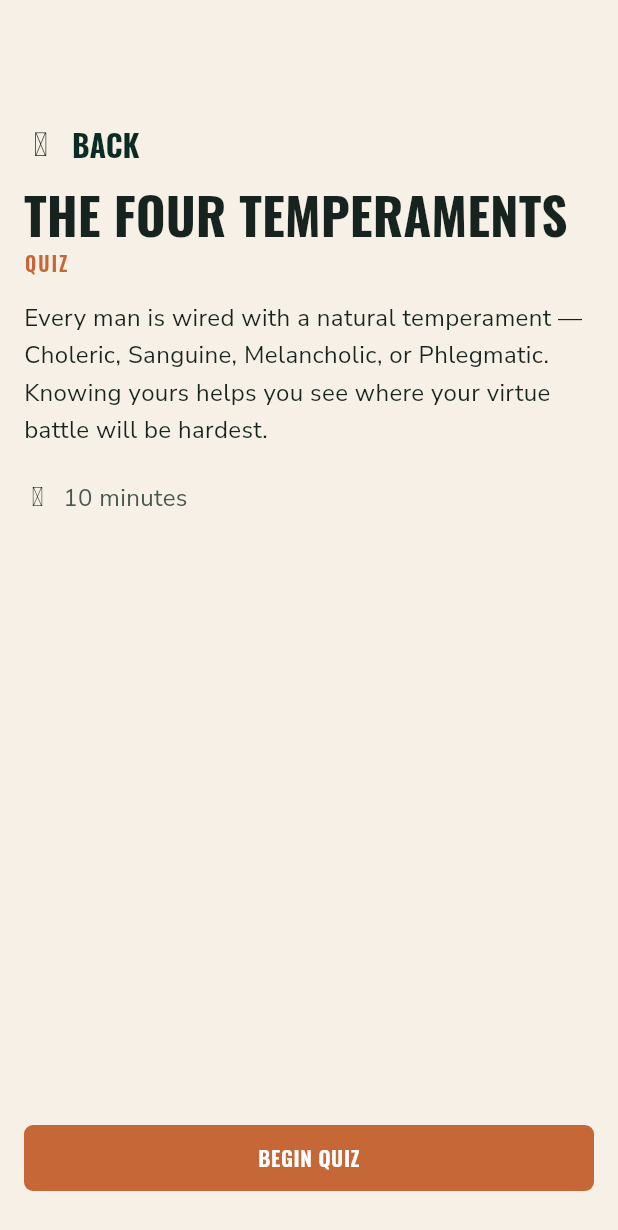
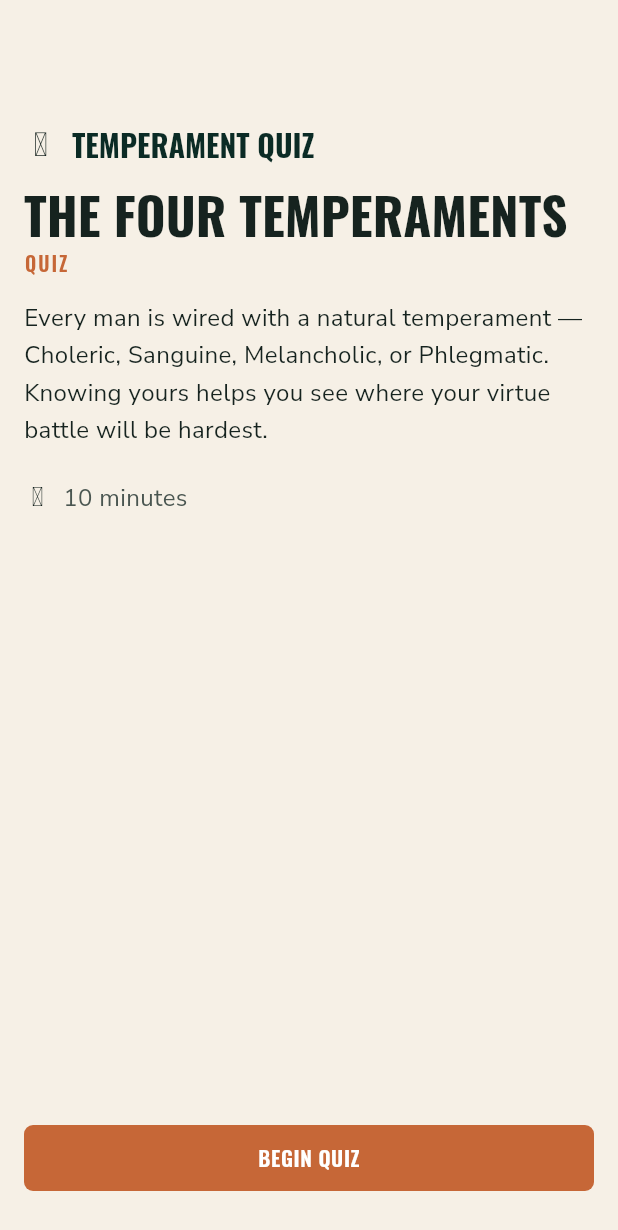
Before and after one commit to patrady/fraternus-mobile-app, a Flutter app: the _IntroScreen widget shown alone on an empty page, opened directly with empty values, on a phone screen of 412 x 824 dp. Shown: the top 1230 px of the screen. Run offline on Flutter 3.47's test engine with Material 3 defaults, Android fonts, the phone set to English and light mode, and no system bars; our stand-ins replace flutter_markdown_plus, flutter_riverpod, go_router, google_fonts, riverpod_annotation, shared_preferences and 1 more; missing offline and left inert: add_2_calendar, markdown, widgetbook, widgetbook_annotation; accounts and stored records are empty; generated files the repository leaves out were written again.

Commit message:
feat: update screen header names

```diff
--- a/fraternus_mobile_app/lib/features/guide/presentation/temperament_detail_screen.dart
+++ b/fraternus_mobile_app/lib/features/guide/presentation/temperament_detail_screen.dart
@@ -23,7 +23,7 @@ class TemperamentDetailScreen extends StatelessWidget {
       child: Column(
         crossAxisAlignment: CrossAxisAlignment.start,
         children: [
-          ScreenHeader(title: 'Back', onBack: () => context.pop()),
+          ScreenHeader(title: 'Guide', onBack: () => context.pop()),
           Padding(
             padding: const EdgeInsets.fromLTRB(16, 0, 16, 24),
             child: Column(
--- a/fraternus_mobile_app/lib/features/guide/presentation/temperament_quiz_screen.dart
+++ b/fraternus_mobile_app/lib/features/guide/presentation/temperament_quiz_screen.dart
@@ -124,7 +124,7 @@ class _IntroScreen extends StatelessWidget {
       child: Column(
         crossAxisAlignment: CrossAxisAlignment.start,
         children: [
-          ScreenHeader(title: 'Back', onBack: () => context.pop()),
+          ScreenHeader(title: 'Temperament Quiz', onBack: () => context.pop()),
           Padding(
             padding: const EdgeInsets.fromLTRB(16, 0, 16, 24),
             child: Column(
```
Also changed, not shown: 1 other file.
